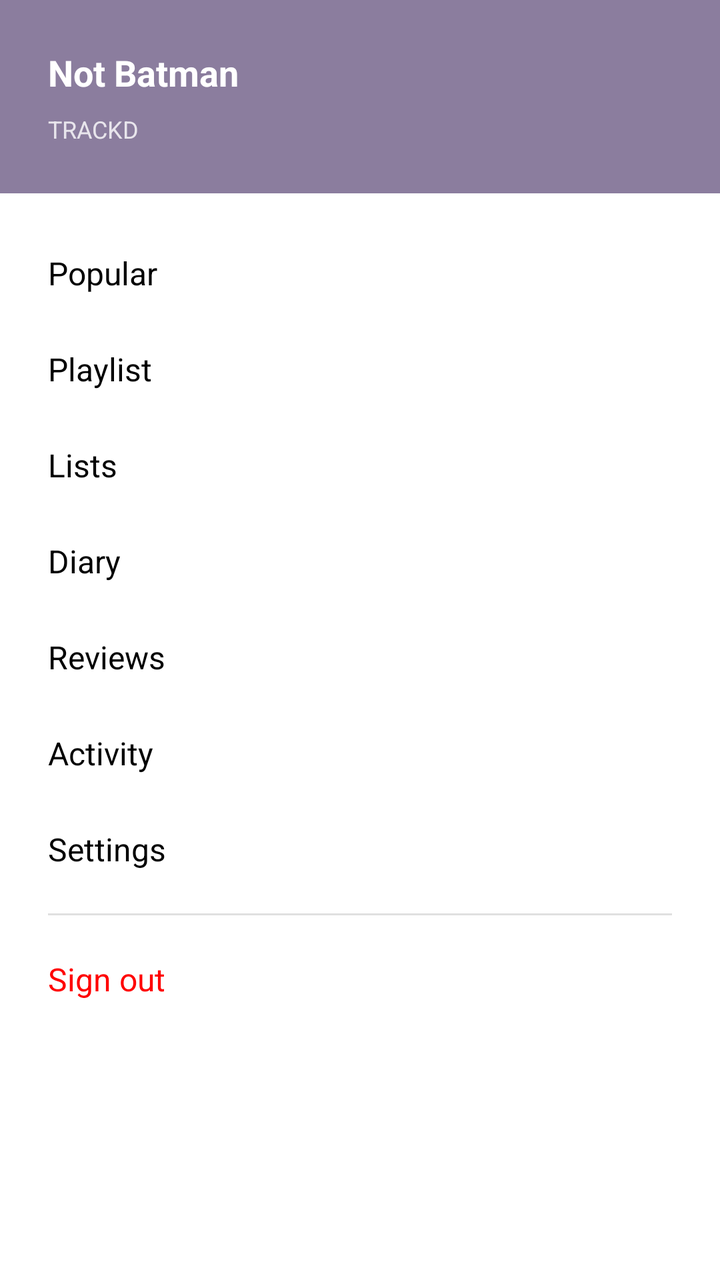
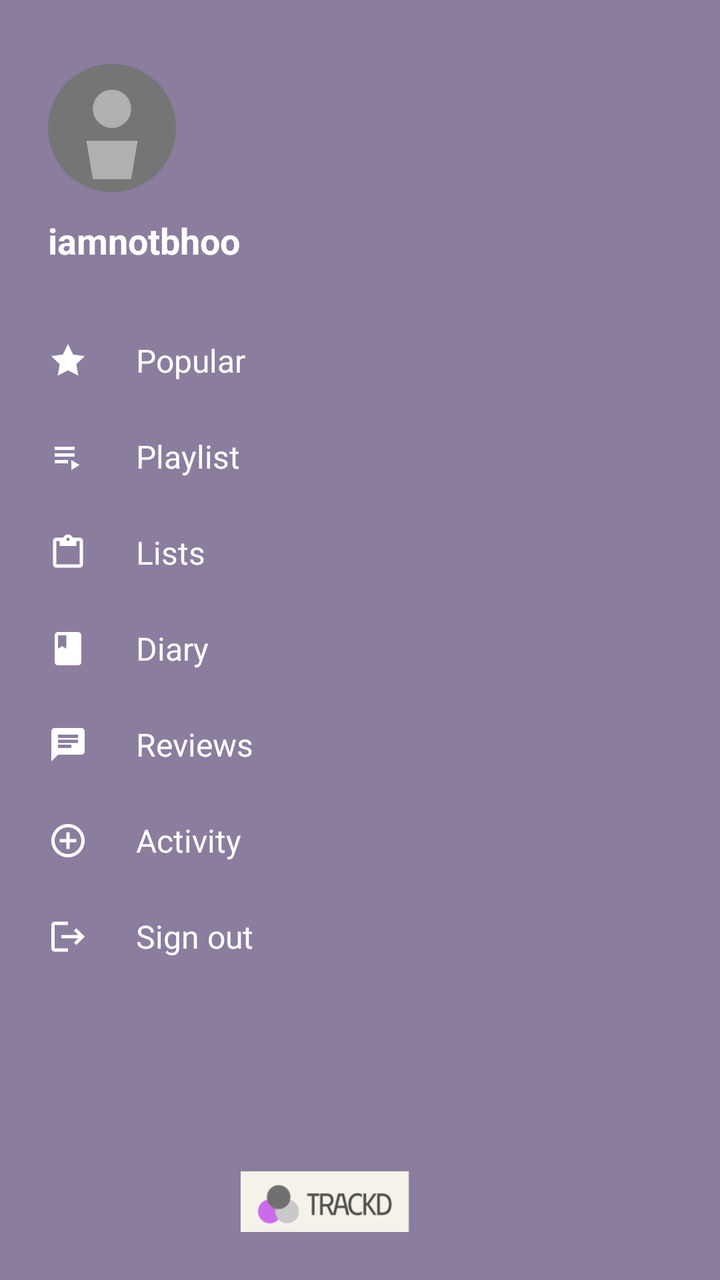

Two renders of the same Android screen: before a commit and after it. Below are the layout's source before the change and the commit's diff.
<!-- AndroidManifest.xml: application theme Theme.MusicReviewApp -->
<!-- res/layout/navigation_drawer.xml -->
<?xml version="1.0" encoding="utf-8"?>
<LinearLayout xmlns:android="http://schemas.android.com/apk/res/android"
    android:layout_width="280dp"
    android:layout_height="match_parent"
    android:orientation="vertical"
    android:background="#FFFFFF"
    android:elevation="16dp">

    
    <LinearLayout
        android:layout_width="match_parent"
        android:layout_height="wrap_content"
        android:orientation="vertical"
        android:padding="24dp"
        android:background="#8b7d9e">

        <TextView
            android:layout_width="match_parent"
            android:layout_height="wrap_content"
            android:text="Not Batman"
            android:textColor="#FFFFFF"
            android:textSize="18sp"
            android:textStyle="bold"
            android:paddingBottom="8dp" />

        <TextView
            android:layout_width="match_parent"
            android:layout_height="wrap_content"
            android:text="TRACKD"
            android:textColor="#FFFFFF"
            android:textSize="12sp"
            android:alpha="0.8" />

    </LinearLayout>

    
    <LinearLayout
        android:layout_width="match_parent"
        android:layout_height="wrap_content"
        android:orientation="vertical"
        android:paddingTop="16dp">

        
        <TextView
            android:id="@+id/menu_popular"
            android:layout_width="match_parent"
            android:layout_height="48dp"
            android:text="Popular"
            android:textColor="#000000"
            android:textSize="16sp"
            android:gravity="center_vertical"
            android:paddingStart="24dp"
            android:paddingEnd="24dp"
            android:background="?attr/selectableItemBackground" />

        
        <TextView
            android:id="@+id/menu_playlist"
            android:layout_width="match_parent"
            android:layout_height="48dp"
            android:text="Playlist"
            android:textColor="#000000"
            android:textSize="16sp"
            android:gravity="center_vertical"
            android:paddingStart="24dp"
            android:paddingEnd="24dp"
            android:background="?attr/selectableItemBackground" />

        
        <TextView
            android:id="@+id/menu_lists"
            android:layout_width="match_parent"
            android:layout_height="48dp"
            android:text="Lists"
            android:textColor="#000000"
            android:textSize="16sp"
            android:gravity="center_vertical"
            android:paddingStart="24dp"
            android:paddingEnd="24dp"
            android:background="?attr/selectableItemBackground" />

        
        <TextView
            android:id="@+id/menu_diary"
            android:layout_width="match_parent"
            android:layout_height="48dp"
            android:text="Diary"
            android:textColor="#000000"
            android:textSize="16sp"
            android:gravity="center_vertical"
            android:paddingStart="24dp"
            android:paddingEnd="24dp"
            android:background="?attr/selectableItemBackground" />

        
        <TextView
            android:id="@+id/menu_reviews"
            android:layout_width="match_parent"
            android:layout_height="48dp"
            android:text="Reviews"
            android:textColor="#000000"
            android:textSize="16sp"
            android:gravity="center_vertical"
            android:paddingStart="24dp"
            android:paddingEnd="24dp"
            android:background="?attr/selectableItemBackground" />

        
        <TextView
            android:id="@+id/menu_activity"
            android:layout_width="match_parent"
            android:layout_height="48dp"
            android:text="Activity"
            android:textColor="#000000"
            android:textSize="16sp"
            android:gravity="center_vertical"
            android:paddingStart="24dp"
            android:paddingEnd="24dp"
            android:background="?attr/selectableItemBackground" />

        
        <TextView
            android:id="@+id/menu_settings"
            android:layout_width="match_parent"
            android:layout_height="48dp"
            android:text="Settings"
            android:textColor="#000000"
            android:textSize="16sp"
            android:gravity="center_vertical"
            android:paddingStart="24dp"
            android:paddingEnd="24dp"
            android:background="?attr/selectableItemBackground" />

        
        <View
            android:layout_width="match_parent"
            android:layout_height="1dp"
            android:background="#E0E0E0"
            android:layout_marginStart="24dp"
            android:layout_marginEnd="24dp"
            android:layout_marginTop="8dp"
            android:layout_marginBottom="8dp" />

        
        <TextView
            android:id="@+id/menu_sign_out"
            android:layout_width="match_parent"
            android:layout_height="48dp"
            android:text="Sign out"
            android:textColor="#FF0000"
            android:textSize="16sp"
            android:gravity="center_vertical"
            android:paddingStart="24dp"
            android:paddingEnd="24dp"
            android:background="?attr/selectableItemBackground" />

    </LinearLayout>

</LinearLayout>
<!-- resources referenced by this layout -->
<resources>
  <!-- unchanged entries left out for length: 5 -->
</resources>

<!-- the commit's change to res/layout/navigation_drawer.xml (unified diff, before → after) -->
@@ -1,159 +1,244 @@
 <?xml version="1.0" encoding="utf-8"?>
 <LinearLayout xmlns:android="http://schemas.android.com/apk/res/android"
+    xmlns:app="http://schemas.android.com/apk/res-auto"
     android:layout_width="280dp"
     android:layout_height="match_parent"
     android:orientation="vertical"
-    android:background="#FFFFFF"
-    android:elevation="16dp">
+    android:background="#8b7d9e">
 
     
     <LinearLayout
         android:layout_width="match_parent"
         android:layout_height="wrap_content"
         android:orientation="vertical"
-        android:padding="24dp"
-        android:background="#8b7d9e">
-
+        android:paddingStart="24dp"
+        android:paddingEnd="24dp"
+        android:paddingTop="32dp"
+        android:paddingBottom="24dp">
+
+        
+        <ImageView
+            android:id="@+id/profile_image"
+            android:layout_width="64dp"
+            android:layout_height="64dp"
+            android:src="@drawable/placeholder_profile"
+            android:scaleType="centerCrop"
+            android:background="@drawable/circle_mask"
+            android:layout_gravity="start" />
+
+        
         <TextView
-            android:layout_width="match_parent"
+            android:id="@+id/username"
+            android:layout_width="wrap_content"
             android:layout_height="wrap_content"
-            android:text="Not Batman"
+            android:text="iamnotbhoo"
             android:textColor="#FFFFFF"
             android:textSize="18sp"
             android:textStyle="bold"
-            android:paddingBottom="8dp" />
-
-        <TextView
-            android:layout_width="match_parent"
-            android:layout_height="wrap_content"
-            android:text="TRACKD"
-            android:textColor="#FFFFFF"
-            android:textSize="12sp"
-            android:alpha="0.8" />
-
+            android:paddingTop="12dp" />
     </LinearLayout>
+
 
     
     <LinearLayout
         android:layout_width="match_parent"
+        android:layout_height="0dp"
+        android:layout_weight="1"
+        android:orientation="vertical">
+
+        
+        
+        <LinearLayout
+            android:id="@+id/menu_popular"
+            android:layout_width="match_parent"
+            android:layout_height="48dp"
+            android:gravity="center_vertical"
+            android:paddingStart="24dp"
+            android:paddingEnd="24dp"
+            android:background="?attr/selectableItemBackground">
+
+            <ImageView
+                android:layout_width="20dp"
+                android:layout_height="20dp"
+                android:src="@drawable/ic_popular"
+                app:tint="#FFFFFF" />
+
+            <TextView
+                android:layout_width="wrap_content"
+                android:layout_height="wrap_content"
+                android:text="Popular"
+                android:textColor="#FFFFFF"
+                android:textSize="16sp"
+                android:paddingStart="24dp" />
+        </LinearLayout>
+
+
+
+
+        
+        <LinearLayout
+            android:id="@+id/menu_playlist"
+            android:layout_width="match_parent"
+            android:layout_height="48dp"
+            android:gravity="center_vertical"
+            android:paddingStart="24dp"
+            android:paddingEnd="24dp"
+            android:background="?attr/selectableItemBackground">
+
+            <ImageView
+                android:layout_width="20dp"
+                android:layout_height="20dp"
+                android:src="@drawable/ic_playlist"
+                app:tint="#FFFFFF" />
+
+            <TextView
+                android:layout_width="wrap_content"
+                android:layout_height="wrap_content"
+                android:text="Playlist"
+                android:textColor="#FFFFFF"
+                android:textSize="16sp"
+                android:paddingStart="24dp" />
+        </LinearLayout>
+
+
+        
+        <LinearLayout
+            android:id="@+id/menu_lists"
+            android:layout_width="match_parent"
+            android:layout_height="48dp"
+            android:gravity="center_vertical"
+            android:paddingStart="24dp"
+            android:paddingEnd="24dp"
+            android:background="?attr/selectableItemBackground">
+
+            <ImageView
+                android:layout_width="20dp"
+                android:layout_height="20dp"
+                android:src="@drawable/ic_lists"
+                app:tint="#FFFFFF" />
+
+            <TextView
+                android:layout_width="wrap_content"
+                android:layout_height="wrap_content"
+                android:text="Lists"
+                android:textColor="#FFFFFF"
+                android:textSize="16sp"
+                android:paddingStart="24dp" />
+        </LinearLayout>
+
+
+        
+        <LinearLayout
+            android:id="@+id/menu_diary"
+            android:layout_width="match_parent"
+            android:layout_height="48dp"
+            android:gravity="center_vertical"
+            android:paddingStart="24dp"
+            android:paddingEnd="24dp"
+            android:background="?attr/selectableItemBackground">
+
+            <ImageView
+                android:layout_width="20dp"
+                android:layout_height="20dp"
+                android:src="@drawable/ic_diary"
+                app:tint="#FFFFFF" />
+
+            <TextView
+                android:layout_width="wrap_content"
+                android:layout_height="wrap_content"
+                android:text="Diary"
+                android:textColor="#FFFFFF"
+                android:textSize="16sp"
+                android:paddingStart="24dp" />
+        </LinearLayout>
+
+
+        
+        <LinearLayout
+            android:id="@+id/menu_reviews"
+            android:layout_width="match_parent"
+            android:layout_height="48dp"
+            android:gravity="center_vertical"
+            android:paddingStart="24dp"
+            android:paddingEnd="24dp"
+            android:background="?attr/selectableItemBackground">
+
+            <ImageView
+                android:layout_width="20dp"
+                android:layout_height="20dp"
+                android:src="@drawable/ic_reviews"
+                app:tint="#FFFFFF" />
+
+            <TextView
+                android:layout_width="wrap_content"
+                android:layout_height="wrap_content"
+                android:text="Reviews"
+                android:textColor="#FFFFFF"
+                android:textSize="16sp"
+                android:paddingStart="24dp" />
+        </LinearLayout>
+
+
+        
+        <LinearLayout
+            android:id="@+id/menu_activity"
+            android:layout_width="match_parent"
+            android:layout_height="48dp"
+            android:gravity="center_vertical"
+            android:paddingStart="24dp"
+            android:paddingEnd="24dp"
+            android:background="?attr/selectableItemBackground">
+
+            <ImageView
+                android:layout_width="20dp"
+                android:layout_height="20dp"
+                android:src="@drawable/ic_activity"
+                app:tint="#FFFFFF" />
+
+            <TextView
+                android:layout_width="wrap_content"
+                android:layout_height="wrap_content"
+                android:text="Activity"
+                android:textColor="#FFFFFF"
+                android:textSize="16sp"
+                android:paddingStart="24dp" />
+        </LinearLayout>
+
+
+        
+        <LinearLayout
+            android:id="@+id/menu_sign_out"
+            android:layout_width="match_parent"
+            android:layout_height="48dp"
+            android:gravity="center_vertical"
+            android:paddingStart="24dp"
+            android:paddingEnd="24dp"
+            android:background="?attr/selectableItemBackground">
+
+            <ImageView
+                android:layout_width="20dp"
+                android:layout_height="20dp"
+                android:src="@drawable/ic_signout"
+                app:tint="#FFFFFF" />
+
+            <TextView
+                android:layout_width="wrap_content"
+                android:layout_height="wrap_content"
+                android:text="Sign out"
+                android:textColor="#FFFFFF"
+                android:textSize="16sp"
+                android:paddingStart="24dp" />
+        </LinearLayout>
+
+    </LinearLayout>
+
+    
+    <ImageView
+        android:layout_width="120dp"
         android:layout_height="wrap_content"
-        android:orientation="vertical"
-        android:paddingTop="16dp">
-
-        
-        <TextView
-            android:id="@+id/menu_popular"
-            android:layout_width="match_parent"
-            android:layout_height="48dp"
-            android:text="Popular"
-            android:textColor="#000000"
-            android:textSize="16sp"
-            android:gravity="center_vertical"
-            android:paddingStart="24dp"
-            android:paddingEnd="24dp"
-            android:background="?attr/selectableItemBackground" />
-
-        
-        <TextView
-            android:id="@+id/menu_playlist"
-            android:layout_width="match_parent"
-            android:layout_height="48dp"
-            android:text="Playlist"
-            android:textColor="#000000"
-            android:textSize="16sp"
-            android:gravity="center_vertical"
-            android:paddingStart="24dp"
-            android:paddingEnd="24dp"
-            android:background="?attr/selectableItemBackground" />
-
-        
-        <TextView
-            android:id="@+id/menu_lists"
-            android:layout_width="match_parent"
-            android:layout_height="48dp"
-            android:text="Lists"
-            android:textColor="#000000"
-            android:textSize="16sp"
-            android:gravity="center_vertical"
-            android:paddingStart="24dp"
-            android:paddingEnd="24dp"
-            android:background="?attr/selectableItemBackground" />
-
-        
-        <TextView
-            android:id="@+id/menu_diary"
-            android:layout_width="match_parent"
-            android:layout_height="48dp"
-            android:text="Diary"
-            android:textColor="#000000"
-            android:textSize="16sp"
-            android:gravity="center_vertical"
-            android:paddingStart="24dp"
-            android:paddingEnd="24dp"
-            android:background="?attr/selectableItemBackground" />
-
-        
-        <TextView
-            android:id="@+id/menu_reviews"
-            android:layout_width="match_parent"
-            android:layout_height="48dp"
-            android:text="Reviews"
-            android:textColor="#000000"
-            android:textSize="16sp"
-            android:gravity="center_vertical"
-            android:paddingStart="24dp"
-            android:paddingEnd="24dp"
-            android:background="?attr/selectableItemBackground" />
-
-        
-        <TextView
-            android:id="@+id/menu_activity"
-            android:layout_width="match_parent"
-            android:layout_height="48dp"
-            android:text="Activity"
-            android:textColor="#000000"
-            android:textSize="16sp"
-            android:gravity="center_vertical"
-            android:paddingStart="24dp"
-            android:paddingEnd="24dp"
-            android:background="?attr/selectableItemBackground" />
-
-        
-        <TextView
-            android:id="@+id/menu_settings"
-            android:layout_width="match_parent"
-            android:layout_height="48dp"
-            android:text="Settings"
-            android:textColor="#000000"
-            android:textSize="16sp"
-            android:gravity="center_vertical"
-            android:paddingStart="24dp"
-            android:paddingEnd="24dp"
-            android:background="?attr/selectableItemBackground" />
-
-        
-        <View
-            android:layout_width="match_parent"
-            android:layout_height="1dp"
-            android:background="#E0E0E0"
-            android:layout_marginStart="24dp"
-            android:layout_marginEnd="24dp"
-            android:layout_marginTop="8dp"
-            android:layout_marginBottom="8dp" />
-
-        
-        <TextView
-            android:id="@+id/menu_sign_out"
-            android:layout_width="match_parent"
-            android:layout_height="48dp"
-            android:text="Sign out"
-            android:textColor="#FF0000"
-            android:textSize="16sp"
-            android:gravity="center_vertical"
-            android:paddingStart="24dp"
-            android:paddingEnd="24dp"
-            android:background="?attr/selectableItemBackground" />
-
-    </LinearLayout>
+        android:src="@drawable/trackd_logo_menu"
+        android:layout_gravity="center"
+        android:paddingBottom="24dp"
+        android:adjustViewBounds="true" />
 
 </LinearLayout>
<!-- resource entries referenced after the edit -->
@@ -1,5 +1,110 @@
 <!-- resources referenced by this layout -->
 <resources>
+  <!-- drawable circle_mask (drawable) -->
+  <shape xmlns:android="http://schemas.android.com/apk/res/android"
+      android:shape="oval">
+      <solid android:color="#00000000"/>
+      <size android:width="64dp" android:height="64dp"/>
+  </shape>
+  <!-- drawable ic_activity (drawable) -->
+  <vector xmlns:android="http://schemas.android.com/apk/res/android"
+      android:width="24dp"
+      android:height="24dp"
+      android:viewportWidth="24"
+      android:viewportHeight="24">
+      <path
+          android:fillColor="@android:color/white"
+          android:pathData="M13,7h-2v4H7v2h4v4h2v-4h4v-2h-4V7zM12,2C6.48,2 2,6.48 2,12s4.48,10 10,10 10,-4.48 10,-10S17.52,2 12,2zM12,20c-4.41,0 -8,-3.59 -8,-8s3.59,-8 8,-8 8,3.59 8,8 -3.59,8 -8,8z"/>
+  </vector>
+  <!-- drawable ic_diary (drawable) -->
+  <?xml version="1.0" encoding="utf-8"?>
+  <vector xmlns:android="http://schemas.android.com/apk/res/android"
+      android:width="24dp"
+      android:height="24dp"
+      android:viewportWidth="24"
+      android:viewportHeight="24"
+      android:tint="?attr/colorOnSurface">
+      <path
+          android:fillColor="@android:color/white"
+          android:pathData="M18,2H6C4.9,2 4,2.9 4,4v16c0,1.1 0.9,2 2,2h12c1.1,0 2,-0.9 2,-2V4C20,2.9 19.1,2 18,2zM6,4h5v8l-2.5,-1.5L6,12V4z"/>
+  </vector>
+  <!-- drawable ic_lists (drawable) -->
+  <vector xmlns:android="http://schemas.android.com/apk/res/android"
+      android:width="24dp"
+      android:height="24dp"
+      android:viewportWidth="24"
+      android:viewportHeight="24">
+      <path
+          android:fillColor="@android:color/white"
+          android:pathData="M19,3h-4.18C14.4,1.84 13.3,1 12,1S9.6,1.84 9.18,3H5c-1.1,0 -2,0.9 -2,2v14c0,1.1 0.9,2 2,2h14c1.1,0 2,-0.9 2,-2V5c0,-1.1 -0.9,-2 -2,-2zM12,3c0.55,0 1,0.45 1,1s-0.45,1 -1,1 -1,-0.45 -1,-1 0.45,-1 1,-1zM19,19H5V5h2v3h10V5h2v14z"/>
+  </vector>
+  <!-- drawable ic_playlist (drawable) -->
+  <vector xmlns:android="http://schemas.android.com/apk/res/android"
+      android:width="24dp"
+      android:height="24dp"
+      android:viewportWidth="24"
+      android:viewportHeight="24">
+      <path
+          android:fillColor="@android:color/white"
+          android:pathData="M4,10h12v2H4v-2zM4,6h12v2H4V6zM4,14h8v2H4v-2zM14,14v6l5,-3l-5,-3z"/>
+  </vector>
+  <!-- drawable ic_popular (drawable) -->
+  <vector xmlns:android="http://schemas.android.com/apk/res/android"
+      android:width="24dp"
+      android:height="24dp"
+      android:viewportWidth="24"
+      android:viewportHeight="24">
+      <path
+          android:fillColor="@android:color/white"
+          android:pathData="M12,2l3.09,6.26L22,9.27l-5,4.87l1.18,6.88L12,17.77l-6.18,3.25L7,14.14L2,9.27l6.91,-1.01L12,2z"/>
+  </vector>
+  <!-- drawable ic_reviews (drawable) -->
+  <vector xmlns:android="http://schemas.android.com/apk/res/android"
+      android:width="24dp"
+      android:height="24dp"
+      android:viewportWidth="24"
+      android:viewportHeight="24">
+      <path
+          android:fillColor="@android:color/white"
+          android:pathData="M20,2H4c-1.1,0 -1.99,0.9 -1.99,2L2,22l4,-4h14c1.1,0 2,-0.9 2,-2V4c0,-1.1 -0.9,-2 -2,-2zM6,9h12v2H6V9zM14,14H6v-2h8v2zM18,8H6V6h12v2z"/>
+  </vector>
+  <!-- drawable ic_signout (drawable) -->
+  <vector xmlns:android="http://schemas.android.com/apk/res/android"
+      android:width="24dp"
+      android:height="24dp"
+      android:viewportWidth="24"
+      android:viewportHeight="24">
+      <path
+          android:fillColor="@android:color/white"
+          android:pathData="M17,7l-1.41,1.41L18.17,11H8v2h10.17l-2.58,2.58L17,17l5,-5zM4,5h8V3H4c-1.1,0 -2,0.9 -2,2v14c0,1.1 0.9,2 2,2h8v-2H4V5z"/>
+  </vector>
+  <!-- drawable placeholder_profile (drawable) -->
+  <?xml version="1.0" encoding="utf-8"?>
+  <vector xmlns:android="http://schemas.android.com/apk/res/android"
+      android:width="100dp"
+      android:height="100dp"
+      android:viewportWidth="100"
+      android:viewportHeight="100">
+  
+      
+      <path
+          android:fillColor="@color/grey_600"
+          android:pathData="M50,0A50,50 0,1 1,50 100A50,50 0,1 1,50 0Z" />
+  
+      
+      <path
+          android:fillColor="@color/grey_400"
+          android:pathData="M50,20A15,15 0,1 1,50 50A15,15 0,1 1,50 20Z" />
+  
+      
+      <path
+          android:fillColor="@color/grey_400"
+          android:pathData="M30,60L70,60L65,90L35,90Z" />
+  
+  </vector>
+  <!-- drawable trackd_logo_menu: png bitmap (drawable, 8660 bytes) -->
+  <color name="grey_600">#FF757575</color>
+  <color name="grey_400">#FFB0B0B0</color>
   <!-- unchanged entries left out for length: 5 -->
 </resources>
 
